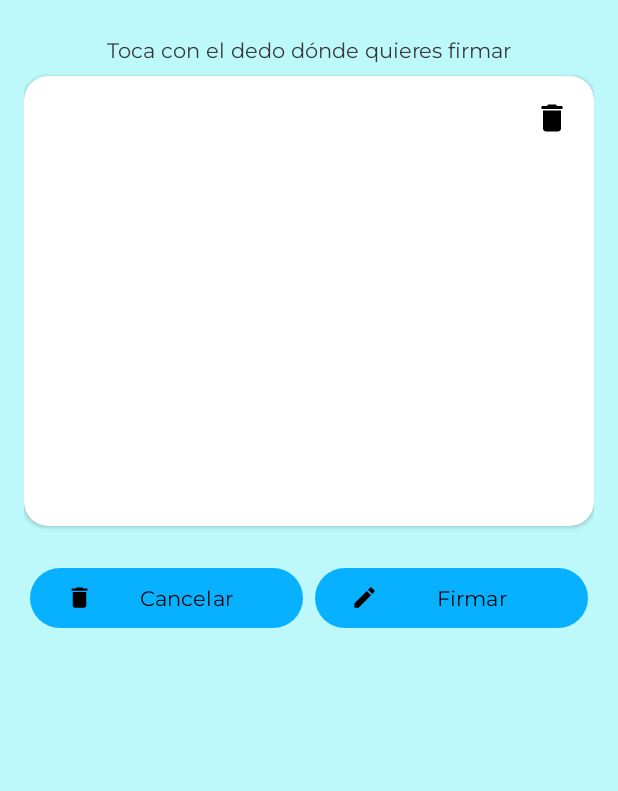
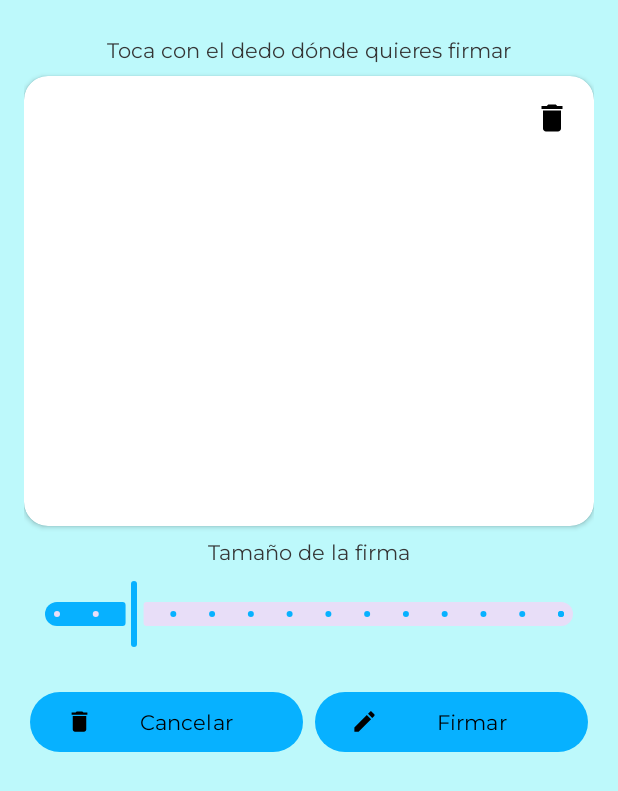
Before and after one commit to chemecador/SignPDF, an Android app: the layout dialog_signature.xml on its own in the app's theme, with its tools: preview values and no code run, on a phone screen of 412 x 824 dp. Shown: the top 791 px of the screen. Run offline under Robolectric (Android 15) with nearby library versions, the phone set to English and light mode, and no system bars.

Commit message:
Feat: change sign size

```diff
--- a/app/src/main/java/com/chemecador/signpdf/ui/view/ShowPDFFragment.kt
+++ b/app/src/main/java/com/chemecador/signpdf/ui/view/ShowPDFFragment.kt
@@ -52,6 +52,7 @@ class ShowPDFFragment : Fragment() {
     private val pageSignatures = mutableMapOf<Int, Pair<Bitmap, Pair<Float, Float>>>()
     private var cursorX: Float = 0f
     private var cursorY: Float = 0f
+    private var signSize: Float = 17f
     private val createFileLauncher =
         registerForActivityResult(ActivityResultContracts.CreateDocument("application/pdf")) { uri: Uri? ->
             uri?.let { savePdfToUri(it) }
@@ -185,7 +186,6 @@ class ShowPDFFragment : Fragment() {
         }
     }
 
-
     private fun showSignatureDialog(onSignatureComplete: (Bitmap?) -> Unit) {
         val dialogView =
             LayoutInflater.from(requireContext())
@@ -207,6 +207,10 @@ class ShowPDFFragment : Fragment() {
             }
         })
 
+        binding.sliderSize.addOnChangeListener { _, value, _ ->
+            signSize = value
+        }
+
         binding.ibDelete.setOnClickListener {
             binding.drawingView.clearDrawing()
         }
@@ -217,6 +221,9 @@ class ShowPDFFragment : Fragment() {
         }
 
         binding.btnFinish.setOnClickListener {
+            if (binding.drawingView.isEmpty()) {
+                return@setOnClickListener
+            }
             val signatureBitmap = binding.drawingView.getBitmap()
             dialog.dismiss()
             onSignatureComplete(signatureBitmap)
@@ -293,7 +300,7 @@ class ShowPDFFragment : Fragment() {
                         val (pdfX, pdfY) = position
 
                         val signatureWidth =
-                            page.width * 0.18f
+                            page.width * signSize / 100
                         val signatureHeight = signature.height * (signatureWidth / signature.width)
 
                         val scaledSignature = Bitmap.createScaledBitmap(
--- a/app/src/main/java/com/chemecador/signpdf/ui/view/util/DrawingView.kt
+++ b/app/src/main/java/com/chemecador/signpdf/ui/view/util/DrawingView.kt
@@ -85,4 +85,5 @@ class DrawingView(context: Context, attrs: AttributeSet) : View(context, attrs)
         return bitmap
     }
 
+    fun isEmpty() = !hasDrawn
 }
--- a/app/src/main/res/layout/dialog_signature.xml
+++ b/app/src/main/res/layout/dialog_signature.xml
@@ -44,6 +44,27 @@
             tools:visibility="visible" />
     </androidx.cardview.widget.CardView>
 
+    <TextView
+        android:id="@+id/tv_size_label"
+        android:layout_width="match_parent"
+        android:layout_height="wrap_content"
+        android:gravity="center"
+        android:padding="@dimen/margin_small"
+        android:text="@string/sign_size"
+        app:layout_constraintTop_toBottomOf="@id/fl" />
+
+    <com.google.android.material.slider.Slider
+        android:id="@+id/slider_size"
+        android:layout_width="match_parent"
+        android:layout_height="wrap_content"
+        android:value="18"
+        android:valueFrom="14"
+        android:valueTo="40"
+        android:stepSize="2"
+        app:layout_constraintTop_toBottomOf="@id/tv_size_label"
+        app:layout_constraintStart_toStartOf="parent"
+        app:layout_constraintEnd_toEndOf="parent" />
+
     <com.google.android.material.button.MaterialButton
         android:id="@+id/btn_cancel"
         android:layout_width="0dp"
@@ -55,7 +76,7 @@
         app:icon="@drawable/ic_delete"
         app:layout_constraintEnd_toStartOf="@id/btn_finish"
         app:layout_constraintStart_toStartOf="parent"
-        app:layout_constraintTop_toBottomOf="@id/fl" />
+        app:layout_constraintTop_toBottomOf="@id/slider_size" />
 
     <com.google.android.material.button.MaterialButton
         android:id="@+id/btn_finish"
--- a/app/src/main/res/values/strings.xml
+++ b/app/src/main/res/values/strings.xml
@@ -17,6 +17,7 @@
     <!-- Hints -->
     <string name="title_sign">Toca con el dedo dónde quieres firmar</string>
     <string name="view_pdf">Visualizar PDF</string>
+    <string name="sign_size">Tamaño de la firma</string>
 
     <!-- File -->
     <string name="select_file">Seleccionar archivo...</string>
```
